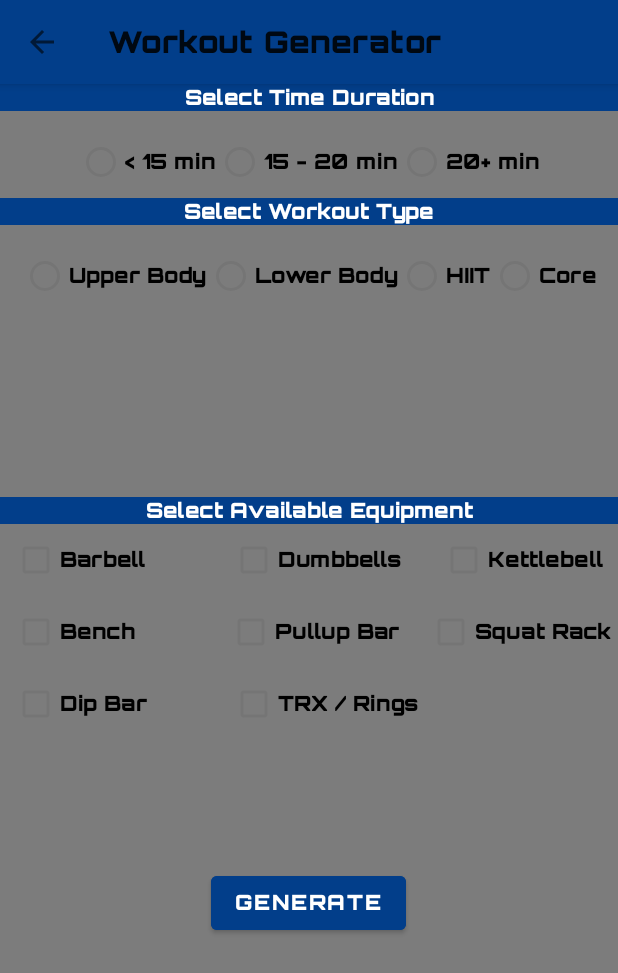
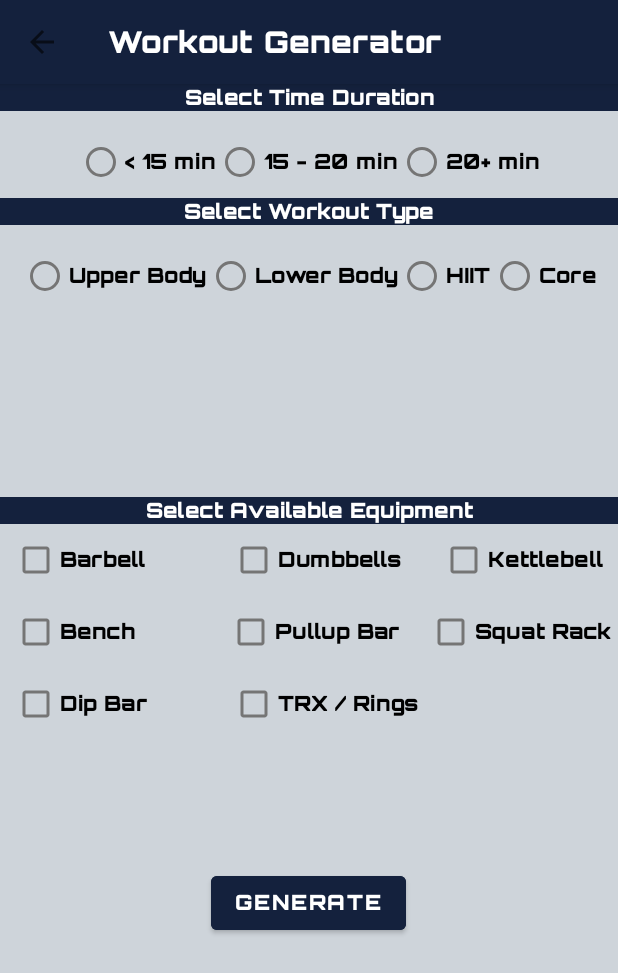
Before and after one commit to mfouquier/Wodapalooza, an Android app: the WorkoutGeneratorActivity screen opened directly, with no data from a screen before it, on a phone screen of 412 x 824 dp. Shown: the top 973 px of the screen. Run offline under Robolectric (Android 15) with nearby library versions, the phone set to English and light mode, and no system bars.

Commit message:
changed color scheme

```diff
--- /dev/null
+++ b/app/src/main/res/drawable/reset_white.xml
@@ -0,0 +1,5 @@
+<vector android:height="24dp" android:tint="#FFFFFF"
+    android:viewportHeight="24" android:viewportWidth="24"
+    android:width="24dp" xmlns:android="http://schemas.android.com/apk/res/android">
+    <path android:fillColor="@android:color/white" android:pathData="M12,6v3l4,-4 -4,-4v3c-4.42,0 -8,3.58 -8,8 0,1.57 0.46,3.03 1.24,4.26L6.7,14.8c-0.45,-0.83 -0.7,-1.79 -0.7,-2.8 0,-3.31 2.69,-6 6,-6zM18.76,7.74L17.3,9.2c0.44,0.84 0.7,1.79 0.7,2.8 0,3.31 -2.69,6 -6,6v-3l-4,4 4,4v-3c4.42,0 8,-3.58 8,-8 0,-1.57 -0.46,-3.03 -1.24,-4.26z"/>
+</vector>
--- a/app/src/main/res/layout-land/activity_amrap.xml
+++ b/app/src/main/res/layout-land/activity_amrap.xml
@@ -72,6 +72,7 @@
         android:layout_height="66dp"
         android:fontFamily="@font/orbitron_black"
         android:text="@string/rounds"
+        android:textColor="@color/neon_green"
         android:textAlignment="center"
         android:textSize="25sp"
         app:layout_constraintBottom_toBottomOf="parent"
--- a/app/src/main/res/layout-land/activity_main.xml
+++ b/app/src/main/res/layout-land/activity_main.xml
@@ -21,7 +21,7 @@
         android:fontFamily="@font/orbitron_black"
         android:onClick="onStopwatchClick"
         android:text="@string/stopwatch"
-        android:textColor="@color/black"
+        android:textColor="@color/white"
         app:layout_constraintEnd_toEndOf="parent"
         app:layout_constraintHorizontal_bias="0.505"
         app:layout_constraintStart_toStartOf="parent"
@@ -35,7 +35,7 @@
         android:fontFamily="@font/orbitron_black"
         android:onClick="onAmrapClick"
         android:text="@string/amrap"
-        android:textColor="@color/black"
+        android:textColor="@color/white"
         app:layout_constraintEnd_toEndOf="parent"
         app:layout_constraintStart_toStartOf="parent"
         app:layout_constraintTop_toBottomOf="@id/stopwatch" />
@@ -48,7 +48,7 @@
         android:fontFamily="@font/orbitron_black"
         android:onClick="onWorkoutGeneratorClick"
         android:text="@string/workoutGenerator"
-        android:textColor="@color/black"
+        android:textColor="@color/white"
         app:layout_constraintBottom_toBottomOf="parent"
         app:layout_constraintEnd_toEndOf="parent"
         app:layout_constraintHorizontal_bias="0.504"
--- a/app/src/main/res/layout-land/activity_stopwatch.xml
+++ b/app/src/main/res/layout-land/activity_stopwatch.xml
@@ -62,6 +62,7 @@
         android:layout_height="wrap_content"
         android:fontFamily="@font/orbitron_black"
         android:text="@string/rounds"
+        android:textColor="@color/neon_green"
         android:textAlignment="center"
         android:textSize="25sp"
         app:layout_constraintEnd_toEndOf="parent"
--- a/app/src/main/res/layout-land/activity_workout_generator.xml
+++ b/app/src/main/res/layout-land/activity_workout_generator.xml
@@ -21,7 +21,7 @@
         android:fontFamily="@font/orbitron_black"
         android:gravity="center"
         android:text="@string/select_time_duration"
-        android:textColor="@color/black"
+        android:textColor="@color/white"
         app:layout_constraintStart_toStartOf="parent"
         app:layout_constraintTop_toBottomOf="@+id/toolbar" />
 
@@ -67,7 +67,7 @@
         android:fontFamily="@font/orbitron_black"
         android:gravity="center"
         android:text="Select Workout Type"
-        android:textColor="@color/black"
+        android:textColor="@color/white"
         app:layout_constraintEnd_toEndOf="parent"
         app:layout_constraintLeft_toRightOf="@id/tv_timeDuration"
         app:layout_constraintTop_toBottomOf="@id/toolbar" />
@@ -118,7 +118,7 @@
         android:fontFamily="@font/orbitron_black"
         android:gravity="center"
         android:text="Select HIIT Style"
-        android:textColor="@color/black"
+        android:textColor="@color/white"
         android:visibility="invisible"
         app:layout_constraintBottom_toTopOf="@id/radioGroupHIITtime" />
 
@@ -158,7 +158,7 @@
         android:fontFamily="@font/orbitron_black"
         android:gravity="center"
         android:text="Select Available Equipment"
-        android:textColor="@color/black"
+        android:textColor="@color/white"
         app:layout_constraintEnd_toEndOf="parent"
         app:layout_constraintStart_toStartOf="parent"
         app:layout_constraintTop_toBottomOf="@id/radioGroupHIITtime" />
@@ -256,7 +256,7 @@
         android:backgroundTint="@color/neon_green"
         android:fontFamily="@font/orbitron_black"
         android:text="Generate"
-        android:textColor="@color/black"
+        android:textColor="@color/white"
         app:layout_constraintBottom_toBottomOf="parent"
         app:layout_constraintEnd_toEndOf="parent"
         app:layout_constraintHorizontal_bias="0.498"
--- a/app/src/main/res/layout-land/settime.xml
+++ b/app/src/main/res/layout-land/settime.xml
@@ -15,6 +15,7 @@
         android:layout_marginTop="-2dp"
         android:fontFamily="@font/orbitron_black"
         android:text="Set Duration"
+        android:textColor="@color/neon_green"
         android:textSize="25sp" />
 
     <EditText
--- a/app/src/main/res/layout/activity_amrap.xml
+++ b/app/src/main/res/layout/activity_amrap.xml
@@ -66,6 +66,7 @@
         android:layout_height="66dp"
         android:fontFamily="@font/orbitron_black"
         android:text="@string/rounds"
+        android:textColor="@color/neon_green"
         android:textAlignment="center"
         android:textSize="25sp"
         app:layout_constraintBottom_toBottomOf="parent"
--- a/app/src/main/res/layout/activity_main.xml
+++ b/app/src/main/res/layout/activity_main.xml
@@ -21,7 +21,7 @@
         android:fontFamily="@font/orbitron_black"
         android:onClick="onStopwatchClick"
         android:text="@string/stopwatch"
-        android:textColor="@color/black"
+        android:textColor="@color/white"
         app:layout_constraintEnd_toEndOf="parent"
         app:layout_constraintStart_toStartOf="parent"
         app:layout_constraintTop_toBottomOf="@id/toolbar" />
@@ -34,7 +34,7 @@
         android:fontFamily="@font/orbitron_black"
         android:onClick="onAmrapClick"
         android:text="@string/amrap"
-        android:textColor="@color/black"
+        android:textColor="@color/white"
         app:layout_constraintEnd_toEndOf="parent"
         app:layout_constraintStart_toStartOf="parent"
         app:layout_constraintTop_toBottomOf="@id/stopwatch" />
@@ -47,7 +47,7 @@
         android:fontFamily="@font/orbitron_black"
         android:onClick="onWorkoutGeneratorClick"
         android:text="@string/workoutGenerator"
-        android:textColor="@color/black"
+        android:textColor="@color/white"
         app:layout_constraintBottom_toBottomOf="parent"
         app:layout_constraintEnd_toEndOf="parent"
         app:layout_constraintHorizontal_bias="0.504"
--- a/app/src/main/res/layout/activity_splash.xml
+++ b/app/src/main/res/layout/activity_splash.xml
@@ -10,7 +10,7 @@
         android:id="@+id/imageView"
         android:layout_width="404dp"
         android:layout_height="727dp"
-        android:background="@color/neon_green"
+        android:background="@color/gray"
         app:layout_constraintBottom_toBottomOf="parent"
         app:layout_constraintEnd_toEndOf="parent"
         app:layout_constraintStart_toStartOf="parent"
--- a/app/src/main/res/layout/activity_stopwatch.xml
+++ b/app/src/main/res/layout/activity_stopwatch.xml
@@ -64,6 +64,7 @@
         android:layout_height="66dp"
         android:fontFamily="@font/orbitron_black"
         android:text="@string/rounds"
+        android:textColor="@color/neon_green"
         android:textAlignment="center"
         android:textSize="25sp"
         app:layout_constraintBottom_toBottomOf="parent"
--- a/app/src/main/res/layout/activity_workout_generator.xml
+++ b/app/src/main/res/layout/activity_workout_generator.xml
@@ -66,7 +66,7 @@
         android:fontFamily="@font/orbitron_black"
         android:gravity="center"
         android:text="Select Workout Type"
-        android:textColor="@color/black"
+        android:textColor="@color/white"
         app:layout_constraintTop_toBottomOf="@id/radioGroupTimeDuration" />
 
     <RadioGroup
@@ -119,7 +119,7 @@
         app:layout_constraintBottom_toTopOf="@id/radioGroupHIITtime"
         android:text="Select HIIT Style"
         android:background="@color/neon_green"
-        android:textColor="@color/black"
+        android:textColor="@color/white"
         android:fontFamily="@font/orbitron_black"
         android:gravity="center"
         android:visibility="invisible"/>
@@ -158,7 +158,7 @@
         android:gravity="center"
         android:fontFamily="@font/orbitron_black"
         android:background="@color/neon_green"
-        android:textColor="@color/black"
+        android:textColor="@color/white"
         android:text="Select Available Equipment"
         android:layout_marginTop="50dp"
         app:layout_constraintEnd_toEndOf="parent"
@@ -257,7 +257,7 @@
         android:backgroundTint="@color/neon_green"
         android:fontFamily="@font/orbitron_black"
         android:text="Generate"
-        android:textColor="@color/black"
+        android:textColor="@color/white"
         app:layout_constraintBottom_toBottomOf="parent"
         app:layout_constraintEnd_toEndOf="parent"
         app:layout_constraintHorizontal_bias="0.498"
--- a/app/src/main/res/layout/settime.xml
+++ b/app/src/main/res/layout/settime.xml
@@ -15,6 +15,7 @@
         android:layout_marginTop="124dp"
         android:fontFamily="@font/orbitron_black"
         android:text="Set Duration"
+        android:textColor="@color/neon_green"
         android:textSize="25sp" />
 
     <EditText
--- a/app/src/main/res/layout/toolbar.xml
+++ b/app/src/main/res/layout/toolbar.xml
@@ -2,7 +2,9 @@
 <androidx.appcompat.widget.Toolbar xmlns:android="http://schemas.android.com/apk/res/android"
     android:layout_width="match_parent"
     android:layout_height="wrap_content"
+    xmlns:app="http://schemas.android.com/apk/res-auto"
     android:background="@color/neon_green"
+    app:titleTextColor="@color/white"
     android:theme="@style/Toolbar"
     android:elevation="4dp">
 
--- a/app/src/main/res/menu/timermenu.xml
+++ b/app/src/main/res/menu/timermenu.xml
@@ -3,7 +3,7 @@
     xmlns:app="http://schemas.android.com/apk/res-auto">
     <item
         android:id="@+id/reset_icon"
-        android:icon="@drawable/delay_timer_dark"
+        android:icon="@drawable/reset_white"
         android:title="@string/reset"
         app:showAsAction="ifRoom"/>
     <item
--- a/app/src/main/res/values-v28/styles.xml
+++ b/app/src/main/res/values-v28/styles.xml
@@ -10,7 +10,8 @@
 
     <style name="Toolbar">
         <item name="android:textSize">24sp</item>
-        <item name="android:textColor">@color/black</item>
+        <item name="colorOnSecondary">@color/white</item>
+        <item name="android:textColor">@color/neon_green</item>
         <item name="android:fontFamily">@font/orbitron_black</item>
     </style>
 </resources>
--- a/app/src/main/res/values/colors.xml
+++ b/app/src/main/res/values/colors.xml
@@ -1,14 +1,14 @@
 <?xml version="1.0" encoding="utf-8"?>
 <resources>
-    <color name="teal_200">#FF03DAC5</color>
-    <color name="teal_700">#FF018786</color>
+    <color name="teal_200">#14213d</color>
+    <color name="teal_700">#14213d</color>
     <color name="white">#FFFFFFFF</color>
-    <color name="gray">#7C7C7C</color>
+    <color name="gray">#ced4da</color>
     <color name="orange">#FF9800</color>
-    <color name="neon_green">#023e8a</color>
+    <color name="neon_green">#14213d</color>
     <color name="green">#009637</color>
     <color name="bright_red">#DE2A33</color>
     <color name="neon_yellow">#FFEA19</color>
-    <color name="black">#FFFFFF</color>
+    <color name="black">#000000</color>
     <color name="original_grey">#5E6166</color>
 </resources>
--- a/app/src/main/res/values/themes.xml
+++ b/app/src/main/res/values/themes.xml
@@ -6,12 +6,14 @@
         <item name="colorPrimaryVariant">@color/gray</item>
         <item name="colorOnPrimary">@color/gray</item>
         <item name="android:logo">@drawable/wod_logo</item>
+
         <!-- Secondary brand color. -->
         <item name="colorSecondary">@color/teal_200</item>
         <item name="colorSecondaryVariant">@color/teal_700</item>
-        <item name="colorOnSecondary">@color/black</item>
+        <item name="colorOnSecondary">@color/white</item>
         <!-- Status bar color. -->
         <item name="android:statusBarColor" tools:targetApi="l">?attr/colorPrimaryVariant</item>
         <!-- Customize your theme here. -->
+        <item name="android:textColor">@color/white</item>
     </style>
 </resources>
```
